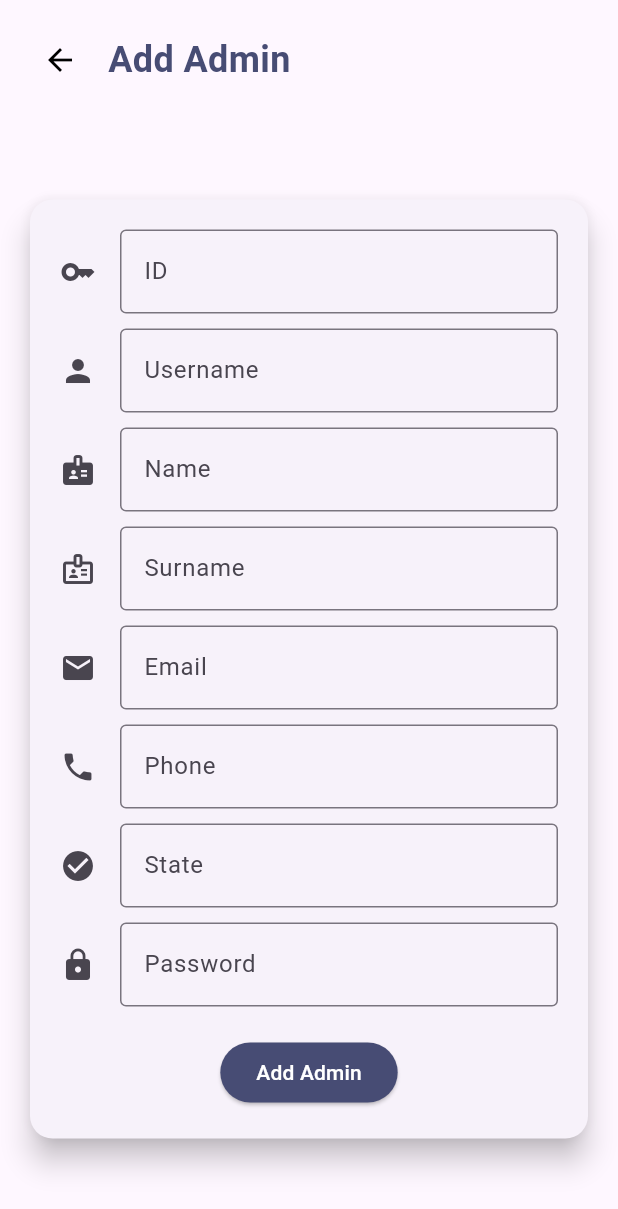
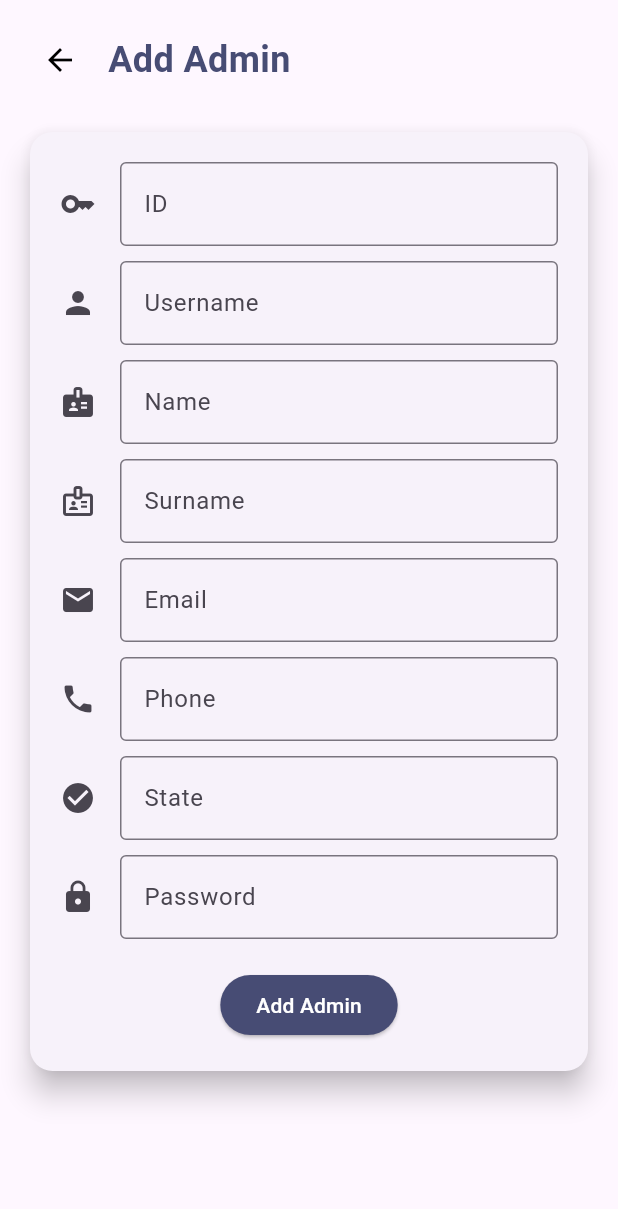
Before and after one commit to Sweet-Solutions/sweet-manager-mobile-app, a Flutter app: the AdminAddScreen screen opened directly, on a phone screen of 412 x 824 dp. Shown: the top 1209 px of the screen. Run offline on Flutter 3.47's test engine with Material 3 defaults, Android fonts, the phone set to English and light mode, and no system bars; our stand-ins replace camera, firebase_core, firebase_storage, fl_chart, flutter_secure_storage, image_picker and 1 more; accounts and stored records are empty.

Commit message:
add and profile views updated

```diff
--- a/lib/Profiles/admins/views/add_admin.dart
+++ b/lib/Profiles/admins/views/add_admin.dart
@@ -13,7 +13,7 @@ class AdminAddScreen extends StatefulWidget {
 }
 
 class _AdminAddScreenState extends State<AdminAddScreen> {
-  final TextEditingController _idController = TextEditingController();  // Controlador para el ID
+  final TextEditingController _idController = TextEditingController();
   final TextEditingController _usernameController = TextEditingController();
   final TextEditingController _nameController = TextEditingController();
   final TextEditingController _surnameController = TextEditingController();
@@ -59,35 +59,28 @@ class _AdminAddScreenState extends State<AdminAddScreen> {
 
       // Crear la notificación
       var isNotificationCreated = await _notificationService.createNotification(Notifications(
-        1,  // Tipo de notificación
-        int.parse(ownersId!),  // OwnerId
-        adminId,  // AdminId desde el input
-        0,  // workersId (puedes cambiarlo si lo necesitas)
-        'Welcome to SweetManager!',  // Título
-        'Welcome to SweetManager! We’re thrilled to support your hotel management journey with streamlined operations, improved communication, and enhanced guest satisfaction. Let’s succeed together!',  // Descripción
+        1, // Tipo de notificación
+        int.parse(ownersId!), // OwnerId
+        adminId, // AdminId desde el input
+        0, // workersId (puedes cambiarlo si lo necesitas)
+        'Welcome to SweetManager!', // Título
+        'Welcome to SweetManager! We’re thrilled to support your hotel management journey with streamlined operations, improved communication, and enhanced guest satisfaction. Let’s succeed together!', // Descripción
       ));
 
       // Comprobar si la notificación fue creada
       if (isNotificationCreated) {
-        // Mostrar mensaje de éxito
         ScaffoldMessenger.of(context).showSnackBar(
           const SnackBar(content: Text('Admin added and notification sent successfully!')),
         );
       } else {
-        // Mostrar error si la notificación no se pudo crear
         ScaffoldMessenger.of(context).showSnackBar(
           const SnackBar(content: Text('Failed to create notification!')),
         );
       }
 
-      // Mostrar respuesta de la creación del administrador
-      print('Admin added response: $response');
-
       // Regresar a la pantalla anterior
       Navigator.of(context).pop(true);
-
     } catch (e) {
-      // En caso de error, mostrar mensaje de error
       ScaffoldMessenger.of(context).showSnackBar(
         SnackBar(content: Text('Failed to add admin: $e')),
       );
@@ -101,7 +94,8 @@ class _AdminAddScreenState extends State<AdminAddScreen> {
   @override
   Widget build(BuildContext context) {
     return Scaffold(
-      body: Padding(
+      body: SafeArea(
+        child: Padding(
           padding: const EdgeInsets.all(16.0),
           child: Column(
             children: [
@@ -127,7 +121,7 @@ class _AdminAddScreenState extends State<AdminAddScreen> {
               ),
               const SizedBox(height: 20),
               Expanded(
-              child: Center(
+                child: SingleChildScrollView(
                   child: Card(
                     shape: RoundedRectangleBorder(
                       borderRadius: BorderRadius.circular(15.0),
@@ -136,11 +130,10 @@ class _AdminAddScreenState extends State<AdminAddScreen> {
                     child: Padding(
                       padding: const EdgeInsets.all(20.0),
                       child: Column(
-                      mainAxisSize: MainAxisSize.min,
                         crossAxisAlignment: CrossAxisAlignment.start,
                         children: [
                           TextField(
-                          controller: _idController,  // Campo para ID
+                            controller: _idController,
                             decoration: const InputDecoration(
                               icon: Icon(Icons.key),
                               labelText: 'ID',
@@ -241,6 +234,7 @@ class _AdminAddScreenState extends State<AdminAddScreen> {
             ],
           ),
         ),
+      ),
     );
   }
 
@@ -256,13 +250,10 @@ class _AdminAddScreenState extends State<AdminAddScreen> {
     _passwordController.dispose();
     super.dispose();
   }
+
   Future<String?> _getIdentity() async {
-    // Retrieve token from local storage
     String? token = await storage.read(key: 'token');
-
     Map<String, dynamic> decodedToken = JwtDecoder.decode(token!);
-
-    // Get Role in Claims token
     return decodedToken['http://schemas.xmlsoap.org/ws/2005/05/identity/claims/sid']?.toString();
   }
 }
```
Also changed, not shown: lib/Profiles/providers/views/add_provider.dart (+8 -3 lines), lib/Profiles/views/profile.dart (+56 -43 lines), lib/Profiles/workers/views/add_worker.dart (+11 -13 lines). Lines whose indentation alone changed are shown as unchanged.
